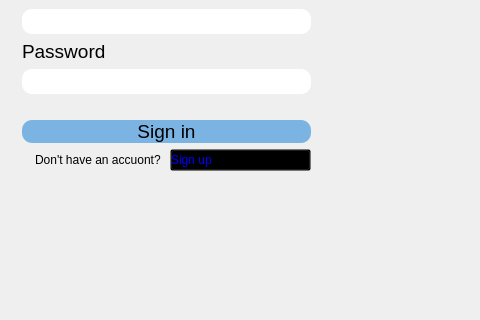
This is mainwindow.ui in SAMoosavi/AdvancedProgrammingProject2 as Qt 5 draws it before an edit; both pictures show x 276 to 756 and y 310 to 630 of the 885 by 630 pixel window. The edited form follows.
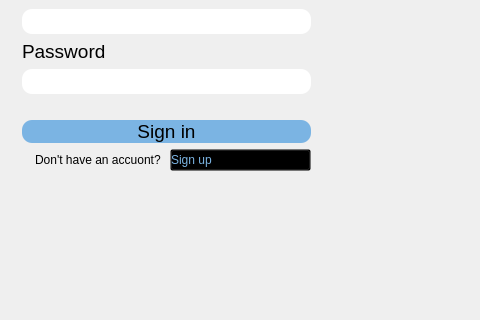
This is the edited form.

Patch:
```diff
--- a/mainwindow.ui
+++ b/mainwindow.ui
@@ -180,7 +180,7 @@
           </property>
           <property name="styleSheet">
            <string notr="true">background:transparent;
-color:blue;
+color:#7BB4E3;
 text-align: left;
 </string>
           </property>
```
Left out of the diff: 4 changed lines with no effect on the pictures.
